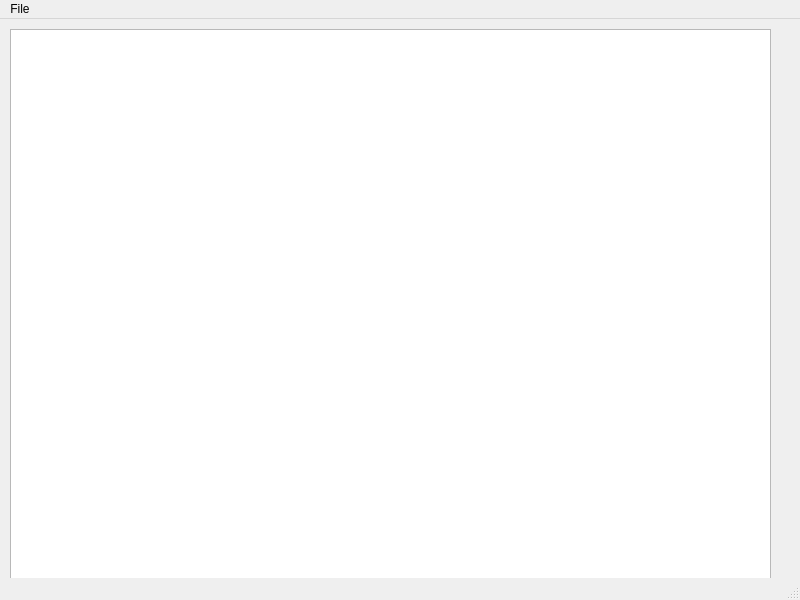
ilija-s/html-editor, file form/mainwindow.ui: the form before one commit.
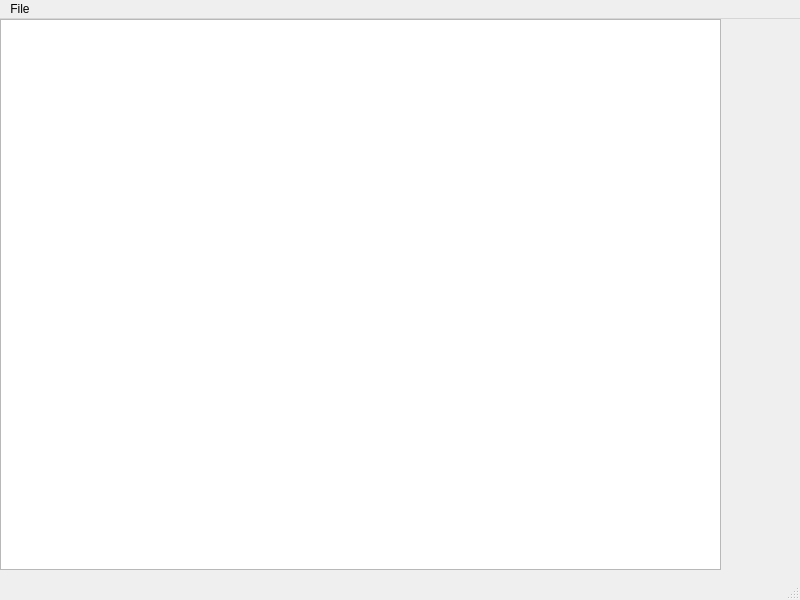
The form after the commit. Custom widgets are drawn as their Qt base class.

Diff of the .ui file:
```diff
--- a/form/mainwindow.ui
+++ b/form/mainwindow.ui
@@ -20,9 +20,19 @@
     </property>
     <property name="geometry">
      <rect>
-      <x>10</x>
-      <y>10</y>
-      <width>761</width>
+      <x>0</x>
+      <y>0</y>
+      <width>721</width>
+      <height>551</height>
+     </rect>
+    </property>
+   </widget>
+   <widget class="NumberSideBar" name="numberSideBar" native="true">
+    <property name="geometry">
+     <rect>
+      <x>0</x>
+      <y>0</y>
+      <width>41</width>
       <height>551</height>
      </rect>
     </property>
@@ -76,6 +86,12 @@
    <extends>QPlainTextEdit</extends>
    <header>src/htmleditor/htmleditor.h</header>
   </customwidget>
+  <customwidget>
+   <class>NumberSideBar</class>
+   <extends>QWidget</extends>
+   <header>src/numbersidebar/numbersidebar.h</header>
+   <container>1</container>
+  </customwidget>
  </customwidgets>
  <resources/>
  <connections/>
```
Left out of the diff: 2 changed lines with no effect on the pictures.
